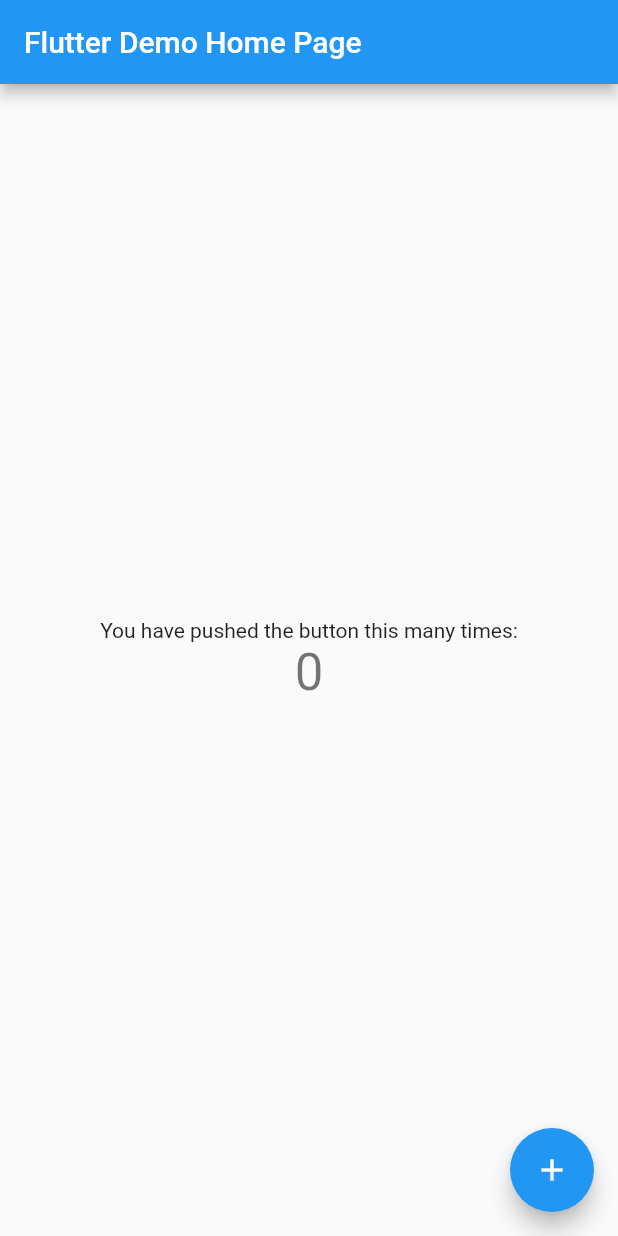
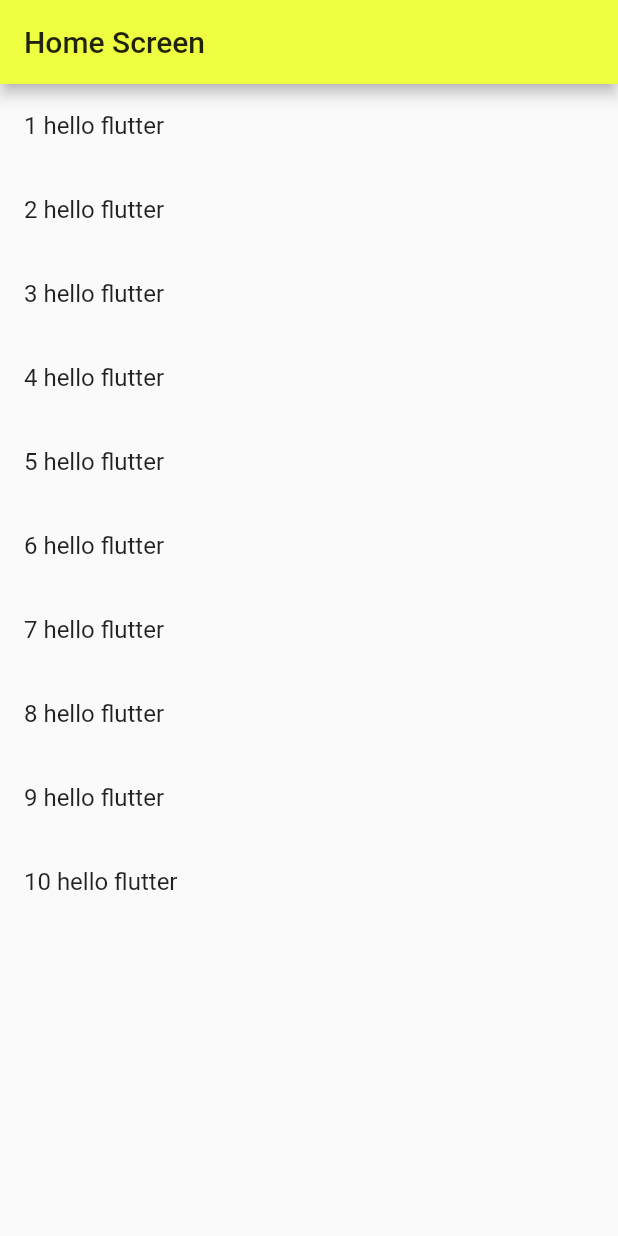
Before and after one commit to iamsourav37/testing_flutter_widgets, a Flutter app: the screen it shows after launch, on a phone screen of 412 x 824 dp. Run offline on Flutter 3.47's test engine with Material 2 defaults, Android fonts, the phone set to English and light mode, and no system bars.

Commit message:
list view buildetr

```diff
--- /dev/null
+++ b/lib/HomePage.dart
@@ -0,0 +1,25 @@
+import 'package:flutter/material.dart';
+
+class HomePage extends StatefulWidget {
+  @override
+  _HomePageState createState() => _HomePageState();
+}
+
+class _HomePageState extends State<HomePage> {
+  @override
+  Widget build(BuildContext context) {
+    return Scaffold(
+      appBar: AppBar(
+        title: Text("Home Screen"),
+      ),
+      body: Container(
+        child: ListView.builder(
+          itemCount: 10,
+          itemBuilder: (context, index) => ListTile(
+            title: Text("${index + 1} hello flutter"),
+          ),
+        ),
+      ),
+    );
+  }
+}
--- a/lib/main.dart
+++ b/lib/main.dart
@@ -1,113 +1,20 @@
 import 'package:flutter/material.dart';
+import 'package:testing/HomePage.dart';
 
 void main() {
   runApp(MyApp());
 }
 
 class MyApp extends StatelessWidget {
-  // This widget is the root of your application.
   @override
   Widget build(BuildContext context) {
     return MaterialApp(
-      title: 'Flutter Demo',
+      debugShowCheckedModeBanner: false,
+      title: 'Flutter Testing',
       theme: ThemeData(
-        // This is the theme of your application.
-        //
-        // Try running your application with "flutter run". You'll see the
-        // application has a blue toolbar. Then, without quitting the app, try
-        // changing the primarySwatch below to Colors.green and then invoke
-        // "hot reload" (press "r" in the console where you ran "flutter run",
-        // or simply save your changes to "hot reload" in a Flutter IDE).
-        // Notice that the counter didn't reset back to zero; the application
-        // is not restarted.
-        primarySwatch: Colors.blue,
+        primaryColor: Colors.limeAccent,
       ),
-      home: MyHomePage(title: 'Flutter Demo Home Page'),
+      home: HomePage(),
     );
   }
 }
-
-class MyHomePage extends StatefulWidget {
-  MyHomePage({Key key, this.title}) : super(key: key);
-
-  // This widget is the home page of your application. It is stateful, meaning
-  // that it has a State object (defined below) that contains fields that affect
-  // how it looks.
-
-  // This class is the configuration for the state. It holds the values (in this
-  // case the title) provided by the parent (in this case the App widget) and
-  // used by the build method of the State. Fields in a Widget subclass are
-  // always marked "final".
-
-  final String title;
-
-  @override
-  _MyHomePageState createState() => _MyHomePageState();
-}
-
-class _MyHomePageState extends State<MyHomePage> {
-  int _counter = 0;
-
-  void _incrementCounter() {
-    setState(() {
-      // This call to setState tells the Flutter framework that something has
-      // changed in this State, which causes it to rerun the build method below
-      // so that the display can reflect the updated values. If we changed
-      // _counter without calling setState(), then the build method would not be
-      // called again, and so nothing would appear to happen.
-      _counter++;
-    });
-  }
-
-  @override
-  Widget build(BuildContext context) {
-    // This method is rerun every time setState is called, for instance as done
-    // by the _incrementCounter method above.
-    //
-    // The Flutter framework has been optimized to make rerunning build methods
-    // fast, so that you can just rebuild anything that needs updating rather
-    // than having to individually change instances of widgets.
-    return Scaffold(
-      appBar: AppBar(
-        // Here we take the value from the MyHomePage object that was created by
-        // the App.build method, and use it to set our appbar title.
-        title: Text(widget.title),
-      ),
-      body: Center(
-        // Center is a layout widget. It takes a single child and positions it
-        // in the middle of the parent.
-        child: Column(
-          // Column is also a layout widget. It takes a list of children and
-          // arranges them vertically. By default, it sizes itself to fit its
-          // children horizontally, and tries to be as tall as its parent.
-          //
-          // Invoke "debug painting" (press "p" in the console, choose the
-          // "Toggle Debug Paint" action from the Flutter Inspector in Android
-          // Studio, or the "Toggle Debug Paint" command in Visual Studio Code)
-          // to see the wireframe for each widget.
-          //
-          // Column has various properties to control how it sizes itself and
-          // how it positions its children. Here we use mainAxisAlignment to
-          // center the children vertically; the main axis here is the vertical
-          // axis because Columns are vertical (the cross axis would be
-          // horizontal).
-          mainAxisAlignment: MainAxisAlignment.center,
-          children: <Widget>[
-            Text(
-              'You have pushed the button this many times:',
-            ),
-            Text(
-              '$_counter',
-              style: Theme.of(context).textTheme.headline4,
-            ),
-          ],
-        ),
-      ),
-      floatingActionButton: FloatingActionButton(
-        onPressed: _incrementCounter,
-        tooltip: 'Increment',
-        child: Icon(Icons.add),
-      ), // This trailing comma makes auto-formatting nicer for build methods.
-    );
-  }
-}
```
